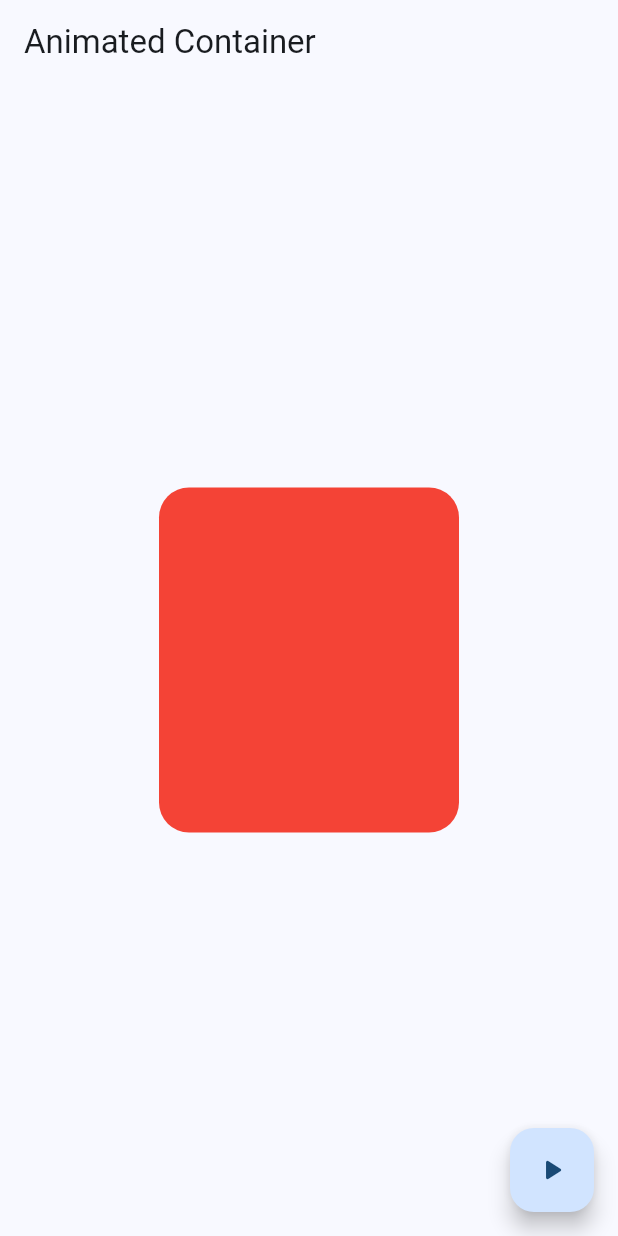
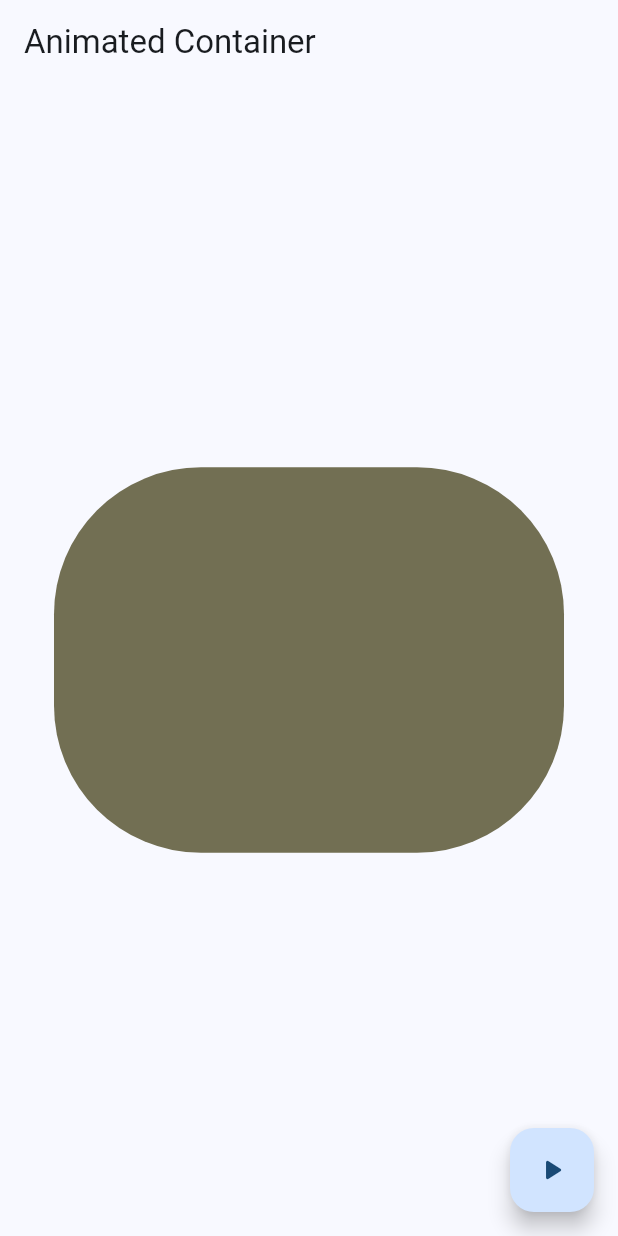
Before and after one commit to AngelTravieso/05-widgets_app, a Flutter app: the AnimatedScreen screen opened by its route, after a tap on the "play arrow" icon, on a phone screen of 412 x 824 dp. Run offline on Flutter 3.47's test engine with Material 2 defaults, Android fonts, the phone set to English and light mode, and no system bars; our stand-ins replace go_router.

Commit message:
animar las propiedades del contenedor

```diff
--- a/lib/presentation/screens/animated/animated_screen.dart
+++ b/lib/presentation/screens/animated/animated_screen.dart
@@ -1,8 +1,35 @@
+import 'dart:math' show Random;
 import 'package:flutter/material.dart';
 
-class AnimatedScreen extends StatelessWidget {
+class AnimatedScreen extends StatefulWidget {
   static const name = 'animated_screen';
   const AnimatedScreen({super.key});
+
+  @override
+  State<AnimatedScreen> createState() => _AnimatedScreenState();
+}
+
+class _AnimatedScreenState extends State<AnimatedScreen> {
+  double width = 50;
+  double height = 50;
+  Color color = Colors.indigo;
+  double borderRadius = 10.0;
+
+  void changeShape() {
+    final random = Random();
+
+    width = random.nextInt(300) + 120;
+    height = random.nextInt(300) + 120;
+    borderRadius = random.nextInt(100) + 20;
+    color = Color.fromRGBO(
+      random.nextInt(255), // red
+      random.nextInt(255), // green
+      random.nextInt(255), // blue
+      1,
+    );
+
+    setState(() {});
+  }
 
   @override
   Widget build(BuildContext context) {
@@ -12,18 +39,20 @@ class AnimatedScreen extends StatelessWidget {
       ),
       body: Center(
         child: AnimatedContainer(
-          curve: Curves.easeOutCubic,
+          curve: Curves.elasticOut,
           duration: const Duration(milliseconds: 400),
-          width: 200,
-          height: 230,
+          width: width <= 0 ? 0 : width,
+          height: height <= 0 ? 0 : height,
           decoration: BoxDecoration(
-            color: Colors.red,
-            borderRadius: BorderRadius.circular(20),
+            color: color,
+            borderRadius: BorderRadius.circular(
+              borderRadius <= 0 ? 0 : borderRadius,
+            ),
           ),
         ),
       ),
       floatingActionButton: FloatingActionButton(
-        onPressed: () {},
+        onPressed: changeShape,
         child: const Icon(Icons.play_arrow_rounded),
       ),
     );
```
